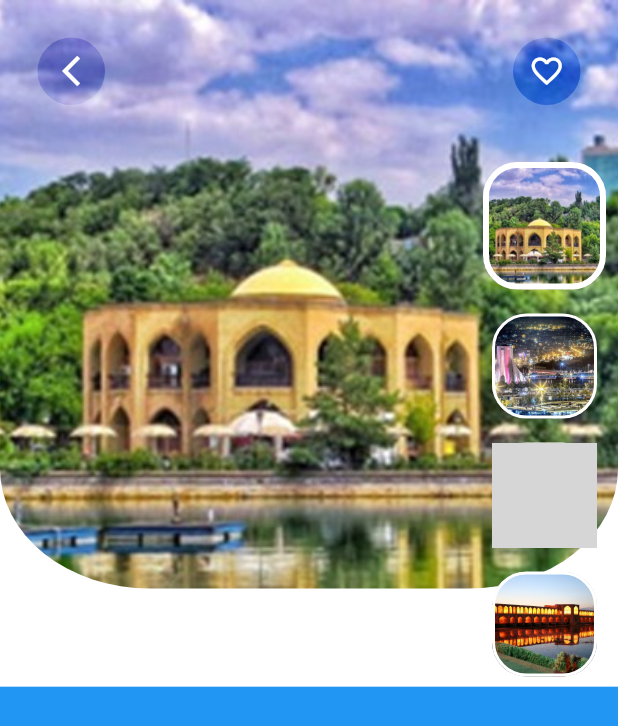
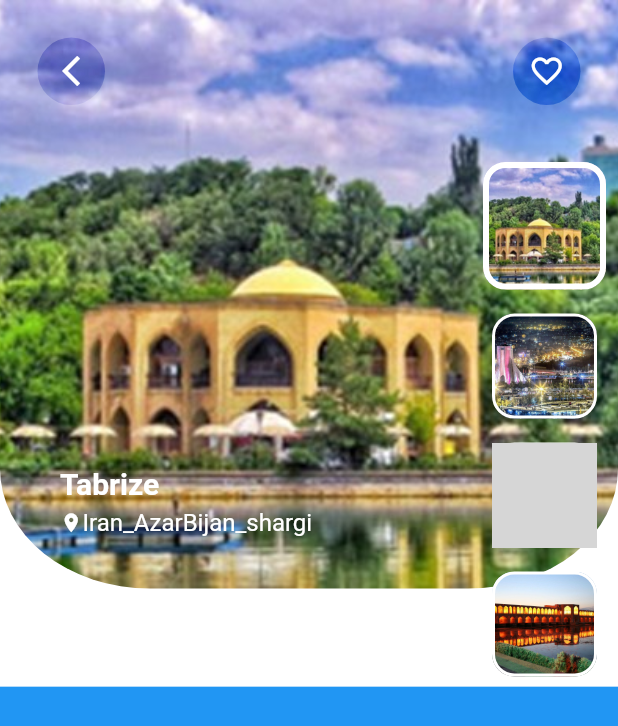
Before and after one commit to FatemeArjomandi/appMobailFlutter-, a Flutter app: the screen it shows after launch, on a phone screen of 412 x 824 dp. Shown: the top 726 px of the screen. Run offline on Flutter 3.47's test engine with Material 2 defaults, Android fonts, the phone set to English and light mode, and no system bars; grey boxes are pictures that could not be loaded.

Commit message:
add name & location image list

```diff
--- a/lib/screen/travel_app_screen.dart
+++ b/lib/screen/travel_app_screen.dart
@@ -85,6 +85,34 @@ class _TravelAppState extends State<TravelApp> {
                     ),
                   ),
                 ),
+
+                //name & location
+                Positioned(
+                  bottom: 100,
+                  left: 40,
+                  child: Column(
+                    crossAxisAlignment: CrossAxisAlignment.start,
+                    children: [
+                      Text(
+                        travelList[_selectIndex].name,
+                        style: const TextStyle(
+                            color: Colors.white,
+                            fontWeight: FontWeight.bold,
+                            fontSize: 20),
+                      ),
+                      const SizedBox(height: 5),
+                      Row(
+                        children: [
+                          const Icon(Icons.place,
+                              color: Colors.white, size: 15),
+                          Text(travelList[_selectIndex].location,
+                              style: const TextStyle(
+                                  color: Colors.white, fontSize: 16)),
+                        ],
+                      )
+                    ],
+                  ),
+                ),
               ],
             ),
           ),
@@ -119,7 +147,7 @@ class _TravelAppState extends State<TravelApp> {
                 ),
                 border: Border.all(
                     color: Colors.white, width: _selectIndex == index ? 4 : 2),
-                borderRadius: BorderRadius.circular(23),
+                borderRadius: BorderRadius.circular(15),
               ),
               duration: const Duration(milliseconds: 1000),
             ),
```
